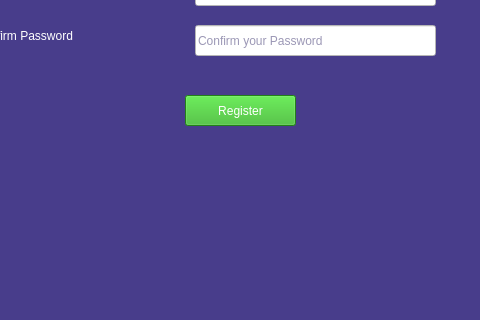
Qt form TriviadorGame/TriviadorGame/TriviadorGame.ui (Mihnea11/Triviador) before a commit; both pictures show x 295 to 775 and y 295 to 615 of the 1142 by 835 pixel window.
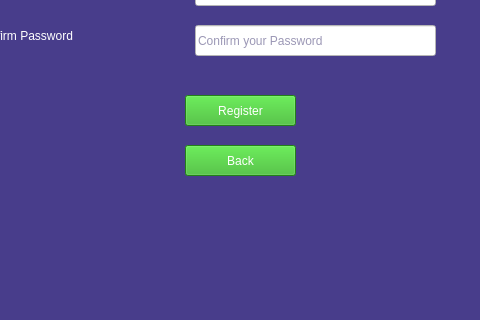
The same form after that commit.

Commit message: Added Form Navigation

Patch:
```diff
--- a/TriviadorGame/TriviadorGame/TriviadorGame.ui
+++ b/TriviadorGame/TriviadorGame/TriviadorGame.ui
@@ -447,6 +447,25 @@
       <string>Register</string>
      </property>
     </widget>
+    <widget class="QPushButton" name="RegisterBackButton">
+     <property name="geometry">
+      <rect>
+       <x>240</x>
+       <y>380</y>
+       <width>111</width>
+       <height>31</height>
+      </rect>
+     </property>
+     <property name="styleSheet">
+      <string notr="true">background-color: rgb(48, 180, 33);
+color: rgb(255, 255, 255);
+font: 700 14pt &quot;Segoe UI&quot;;
+</string>
+     </property>
+     <property name="text">
+      <string>Back</string>
+     </property>
+    </widget>
    </widget>
   </widget>
  </widget>
```
The commit also changes 2 other files.
